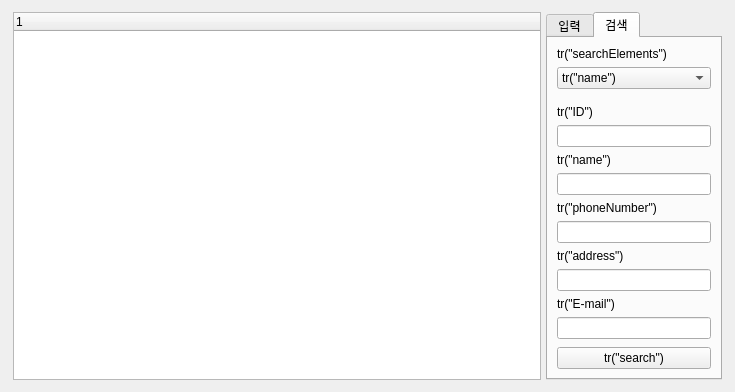
This is CustomerProduct2Project/clientmanager.ui in SaintMonguss/Qt as Qt 5 draws it before an edit. The edited form follows.
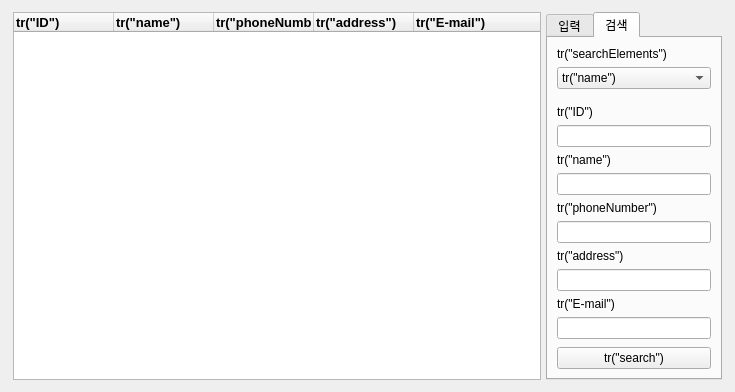
This is the edited form.

```diff
--- a/CustomerProduct2Project/clientmanager.ui
+++ b/CustomerProduct2Project/clientmanager.ui
@@ -35,7 +35,57 @@
       <widget class="QTreeWidget" name="treeWidget_2">
        <column>
         <property name="text">
-         <string notr="true">1</string>
+         <string>tr(&quot;ID&quot;)</string>
+        </property>
+        <property name="font">
+         <font>
+          <pointsize>10</pointsize>
+          <bold>true</bold>
+         </font>
+        </property>
+       </column>
+       <column>
+        <property name="text">
+         <string>tr(&quot;name&quot;)</string>
+        </property>
+        <property name="font">
+         <font>
+          <pointsize>10</pointsize>
+          <bold>true</bold>
+         </font>
+        </property>
+       </column>
+       <column>
+        <property name="text">
+         <string>tr(&quot;phoneNumber&quot;)</string>
+        </property>
+        <property name="font">
+         <font>
+          <pointsize>10</pointsize>
+          <bold>true</bold>
+         </font>
+        </property>
+       </column>
+       <column>
+        <property name="text">
+         <string>tr(&quot;address&quot;)</string>
+        </property>
+        <property name="font">
+         <font>
+          <pointsize>10</pointsize>
+          <bold>true</bold>
+         </font>
+        </property>
+       </column>
+       <column>
+        <property name="text">
+         <string>tr(&quot;E-mail&quot;)</string>
+        </property>
+        <property name="font">
+         <font>
+          <pointsize>10</pointsize>
+          <bold>true</bold>
+         </font>
         </property>
        </column>
       </widget>
```
